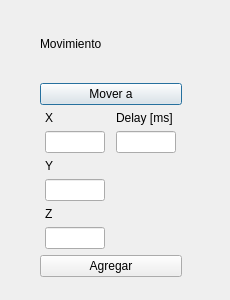
This is python/ui/agregar_movimientos.ui in tinchofiuba/cobot as Qt 5 draws it before an edit. The edited form follows.
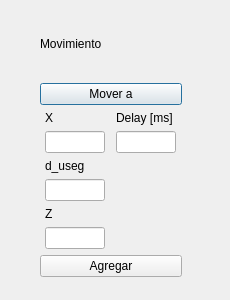
This is the edited form.

```diff
--- a/python/ui/agregar_movimientos.ui
+++ b/python/ui/agregar_movimientos.ui
@@ -13,7 +13,7 @@
   <property name="windowTitle">
    <string>Agregar movimientos</string>
   </property>
-  <widget class="QWidget" name="">
+  <widget class="QWidget" name="layoutWidget">
    <property name="geometry">
     <rect>
      <x>40</x>
@@ -85,7 +85,7 @@
         <item row="2" column="0">
          <widget class="QLabel" name="label_3">
           <property name="text">
-           <string>Y</string>
+           <string>d_useg</string>
           </property>
          </widget>
         </item>
```
Left out of the diff: 6 changed lines with no effect on the pictures.
